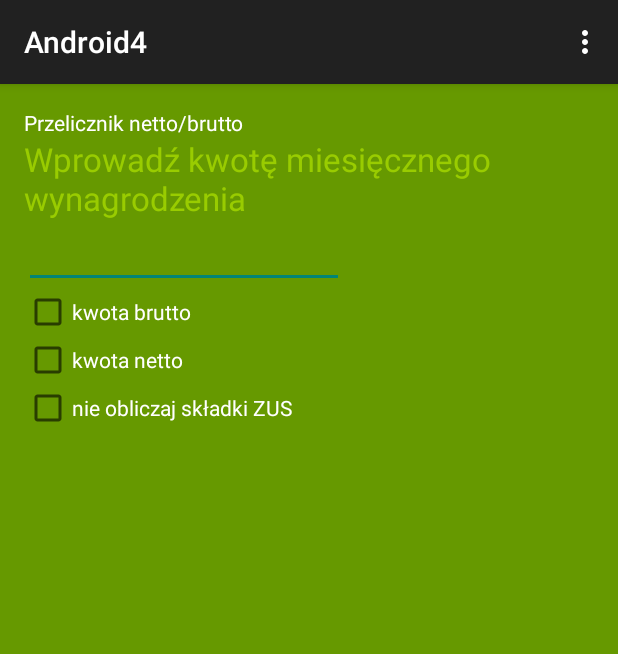
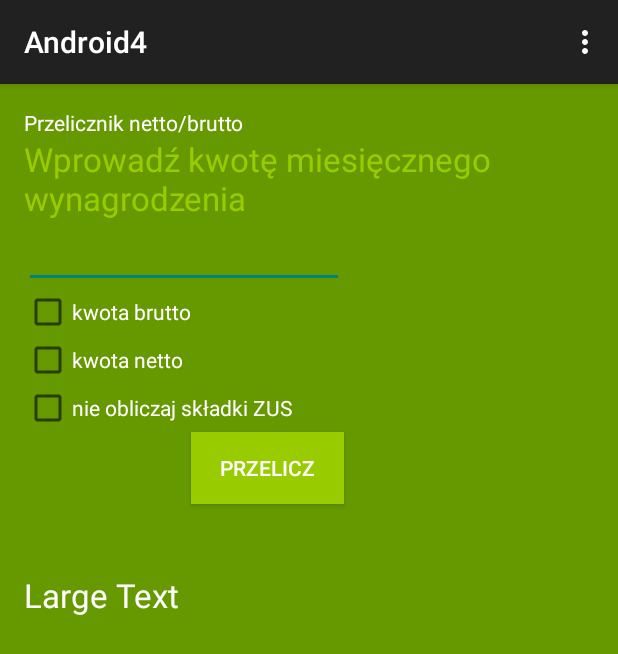
Before and after one commit to adriannakoszowska/Android4, an Android app: the screen it shows after launch (MainActivity), on a phone screen of 412 x 824 dp. Shown: the top 654 px of the screen. Run offline under Robolectric (Android 15) with nearby library versions, the phone set to English and light mode, and no system bars.

Commit message:
gotowy layout aplikacji

```diff
--- a/app/src/main/res/layout/activity_main.xml
+++ b/app/src/main/res/layout/activity_main.xml
@@ -63,4 +63,33 @@
         android:layout_alignParentStart="true"
         android:textColor="@android:color/background_light" />
 
+    <Button
+        style="?android:attr/buttonStyleSmall"
+        android:layout_width="wrap_content"
+        android:layout_height="wrap_content"
+        android:text="Przelicz"
+        android:id="@+id/button"
+        android:layout_below="@+id/checkBox3"
+        android:layout_alignRight="@+id/editText"
+        android:layout_alignEnd="@+id/editText"
+        android:background="@android:color/holo_green_light"
+        android:layout_toRightOf="@+id/checkBox"
+        android:layout_toEndOf="@+id/checkBox"
+        android:textColor="@android:color/background_light" />
+
+    <TextView
+        android:layout_width="wrap_content"
+        android:layout_height="wrap_content"
+        android:textAppearance="?android:attr/textAppearanceLarge"
+        android:text="Large Text"
+        android:id="@+id/textView3"
+        android:layout_below="@+id/button"
+        android:layout_alignParentLeft="true"
+        android:layout_alignParentStart="true"
+        android:layout_marginTop="46dp"
+        android:layout_alignParentBottom="true"
+        android:layout_alignRight="@+id/textView2"
+        android:layout_alignEnd="@+id/textView2"
+        android:textColor="@android:color/background_light" />
+
 </RelativeLayout>
```
Also changed, not shown: 1 other file.
